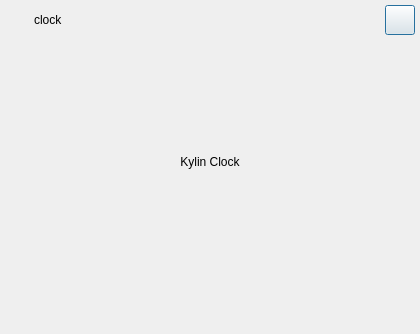
Old version of the form src/plugins/ukui-clock/about.ui in the repository ukui/ukui-sidebar.
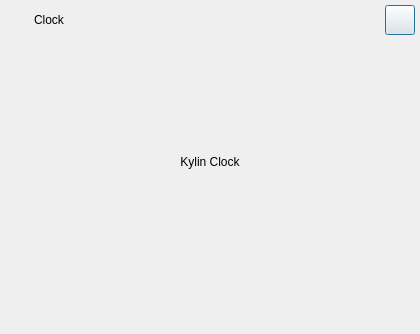
New version of the form.

Commit message:
fix(ukui-clock): 英文模式下闹钟名称不统一
Description: 统一修复为Clock

Log: http://172.17.66.192/biz/bug-view-57483.html

```diff
--- a/src/plugins/ukui-clock/about.ui
+++ b/src/plugins/ukui-clock/about.ui
@@ -84,7 +84,7 @@
      <item>
       <widget class="QLabel" name="titlename">
        <property name="text">
-        <string>clock</string>
+        <string>Clock</string>
        </property>
       </widget>
      </item>
```
The commit also changes 9 other files.
